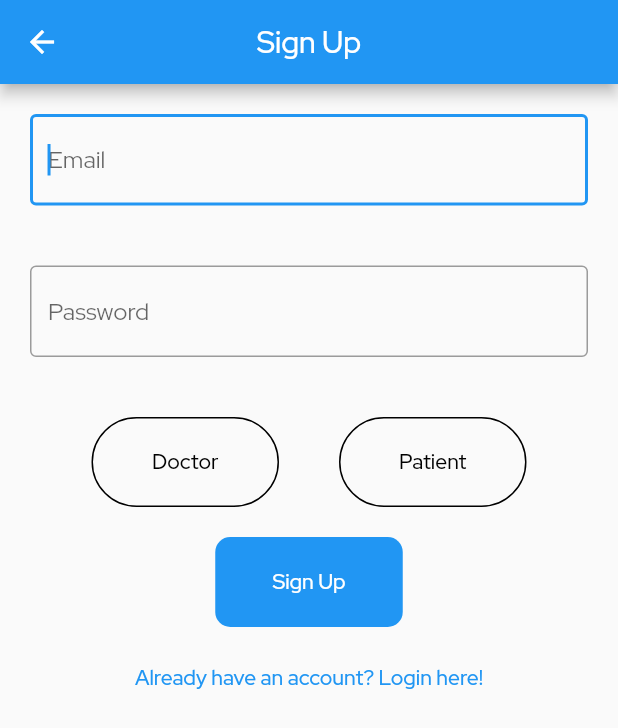
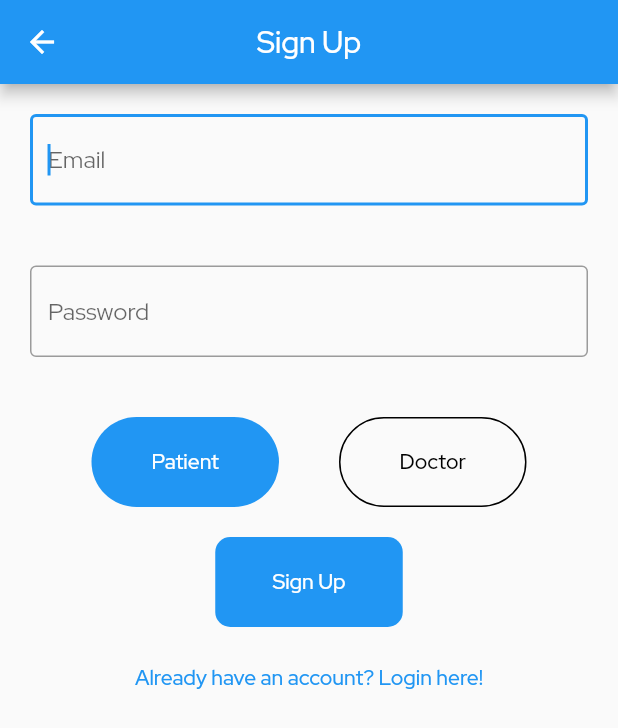
Before and after one commit to vsmart-06/health-locker, a Flutter app: the Signup screen opened by its route, on a phone screen of 412 x 824 dp. Shown: the top 728 px of the screen. Run offline on Flutter 3.47's test engine with Material 3 defaults, Android fonts, the phone set to English and light mode, and no system bars; our stand-ins replace file_picker, flutter_secure_storage, google_fonts, loading_animation_widget; missing offline and left inert: syncfusion_flutter_pdfviewer; accounts and stored records are empty.

Commit message:
Polished a large part of the app

```diff
--- a/src/lib/pages/signup_page.dart
+++ b/src/lib/pages/signup_page.dart
@@ -15,7 +15,7 @@ class Signup extends StatefulWidget {
 class _SignupState extends State<Signup> {
   String email = "";
   String password = "";
-  String? role;
+  String role = "patient";
   String? errorText;
   List<bool> errors = [false, false];
   String? primaryFont = GoogleFonts.redHatDisplay().fontFamily;
@@ -107,39 +107,38 @@ class _SignupState extends State<Signup> {
                     padding: const EdgeInsets.all(20.0),
                     child: TextButton(
                     style: ButtonStyle(
+                      minimumSize: WidgetStatePropertyAll(Size(125, 60)),
+                      backgroundColor: WidgetStatePropertyAll((role != "patient") ? Colors.transparent : Colors.blue),
+                      foregroundColor: WidgetStatePropertyAll((role != "patient") ? Colors.black : Colors.white),
+                      shape: WidgetStatePropertyAll(RoundedRectangleBorder(
+                        side: (role != "patient") ? BorderSide(color: Colors.black) : BorderSide(color: Colors.transparent),
+                          borderRadius: BorderRadius.circular(30)))),
+                  onPressed: () {
+                    setState(() {
+                      if (role != "patient") role = "patient";
+                    });
+                  },
+                  child:
+                      Text("Patient", style: TextStyle(fontFamily: primaryFont))),),
+                  Padding(
+                    padding: const EdgeInsets.all(20.0),
+                    child: TextButton(
+                    style: ButtonStyle(
                         minimumSize: WidgetStatePropertyAll(Size(125, 60)),
-                        backgroundColor: WidgetStatePropertyAll((role == null || role != "doctor") ? Colors.transparent : Colors.blue),
-                        foregroundColor: WidgetStatePropertyAll((role == null || role != "doctor") ? Colors.black : Colors.white),
+                        backgroundColor: WidgetStatePropertyAll((role != "doctor") ? Colors.transparent : Colors.blue),
+                        foregroundColor: WidgetStatePropertyAll((role != "doctor") ? Colors.black : Colors.white),
                         shape: WidgetStatePropertyAll(RoundedRectangleBorder(
-                          side: (role == null || role != "doctor") ? BorderSide(color: Colors.black) : BorderSide(color: Colors.transparent),
+                          side: (role != "doctor") ? BorderSide(color: Colors.black) : BorderSide(color: Colors.transparent),
                             borderRadius: BorderRadius.circular(30)))),
                     onPressed: () {
                       setState(() {
-                        if (role == null || role != "doctor") role = "doctor";
-                        else role = null;
+                        if (role != "doctor") role = "doctor";
                       });
                     },
                     child:
                         Text("Doctor", style: TextStyle(fontFamily: primaryFont))),
                   ),
-                  Padding(
-                    padding: const EdgeInsets.all(20.0),
-                    child: TextButton(
-                    style: ButtonStyle(
-                      minimumSize: WidgetStatePropertyAll(Size(125, 60)),
-                      backgroundColor: WidgetStatePropertyAll((role == null || role != "patient") ? Colors.transparent : Colors.blue),
-                      foregroundColor: WidgetStatePropertyAll((role == null || role != "patient") ? Colors.black : Colors.white),
-                      shape: WidgetStatePropertyAll(RoundedRectangleBorder(
-                        side: (role == null || role != "patient") ? BorderSide(color: Colors.black) : BorderSide(color: Colors.transparent),
-                          borderRadius: BorderRadius.circular(30)))),
-                  onPressed: () {
-                    setState(() {
-                      if (role == null || role != "patient") role = "patient";
-                      else role = null;
-                    });
-                  },
-                  child:
-                      Text("Patient", style: TextStyle(fontFamily: primaryFont))),)
+
                 ],
               ),
               (errorText != null) ? Padding(
--- a/src/pubspec.yaml
+++ b/src/pubspec.yaml
@@ -40,6 +40,7 @@ dependencies:
   http: ^1.2.2
   syncfusion_flutter_pdfviewer: ^27.2.5
   flutter_secure_storage: ^9.2.2
+  loading_animation_widget: ^1.3.0
 
 dev_dependencies:
   flutter_test:
```
Also changed, not shown: src/lib/pages/doctor_home.dart (+45 -1 lines), src/lib/pages/patient_home.dart (+33 -1 lines), src/lib/pages/upload_page.dart (+36 -7 lines), src/lib/widgets/record_template.dart (+24 -5 lines), src/pubspec.lock, 2 other files.
